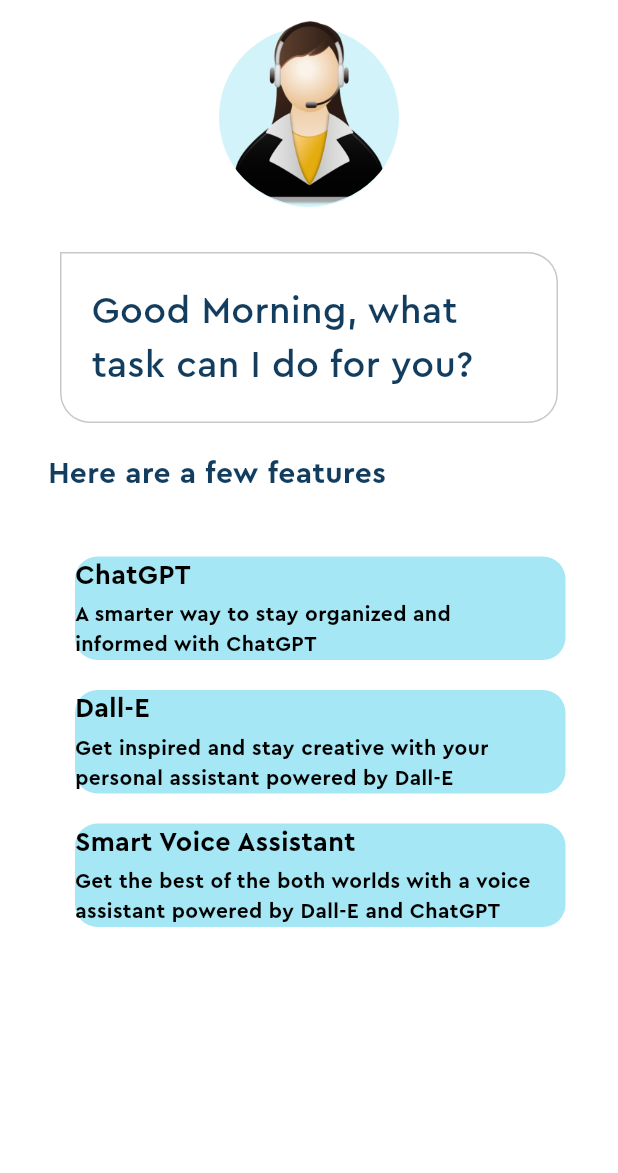
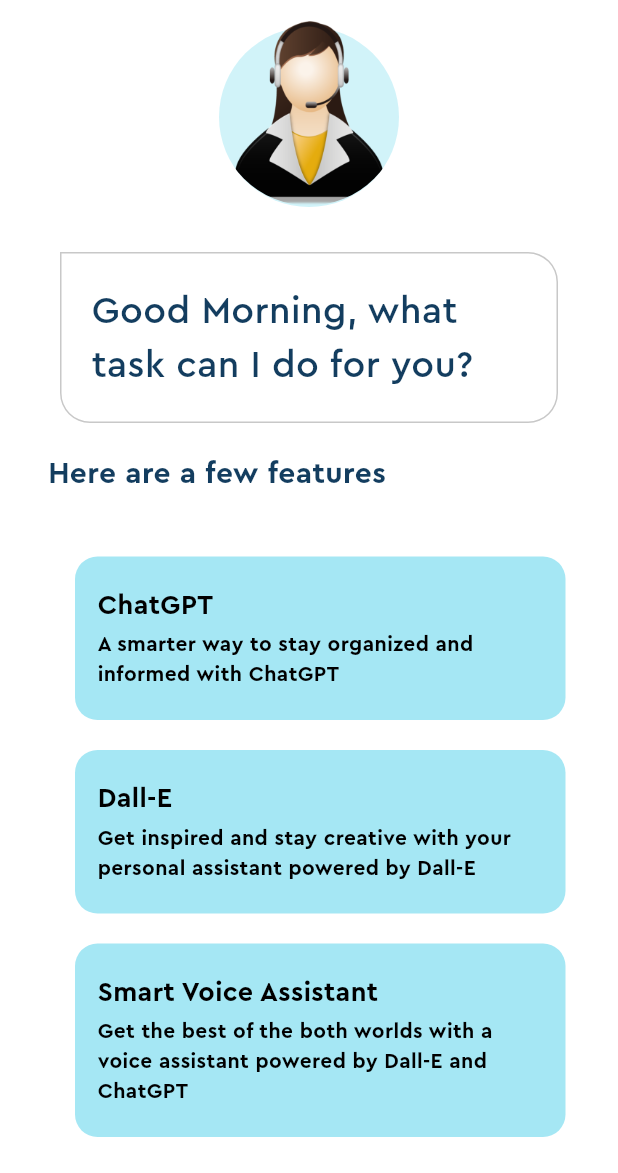
Before and after one commit to Ozurumba007/voice_assistance_ai, a Flutter app: the screen it shows after launch, on a phone screen of 412 x 824 dp, the part 63-1236 px from its top. Run offline on Flutter 3.47's test engine with Material 2 defaults, Android fonts, the phone set to English and light mode, and no system bars.

Commit message:
added padding to the feature box

```diff
--- a/lib/feature_box.dart
+++ b/lib/feature_box.dart
@@ -26,6 +26,8 @@ class FeatureBox extends StatelessWidget {
           Radius.circular(15),
         ),
       ),
+      child: Padding(
+        padding: const EdgeInsets.symmetric(vertical: 20.0).copyWith(left: 15),
         child: Column(
           children: [
             Align(
@@ -54,6 +56,7 @@ class FeatureBox extends StatelessWidget {
             ),
           ],
         ),
+      ),
     );
   }
 }
```
Lines whose indentation alone changed are shown as unchanged.
